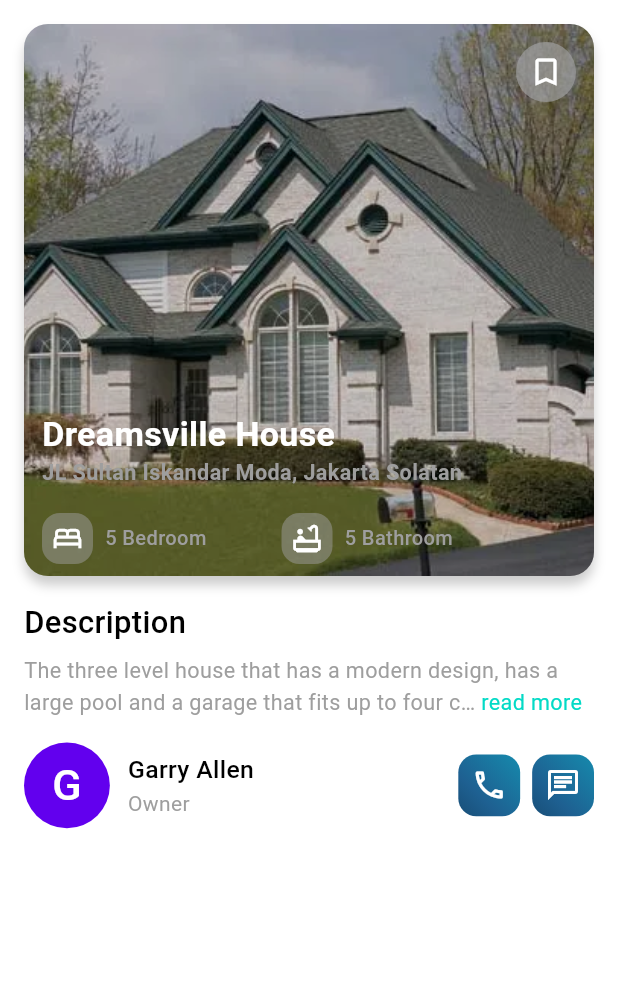
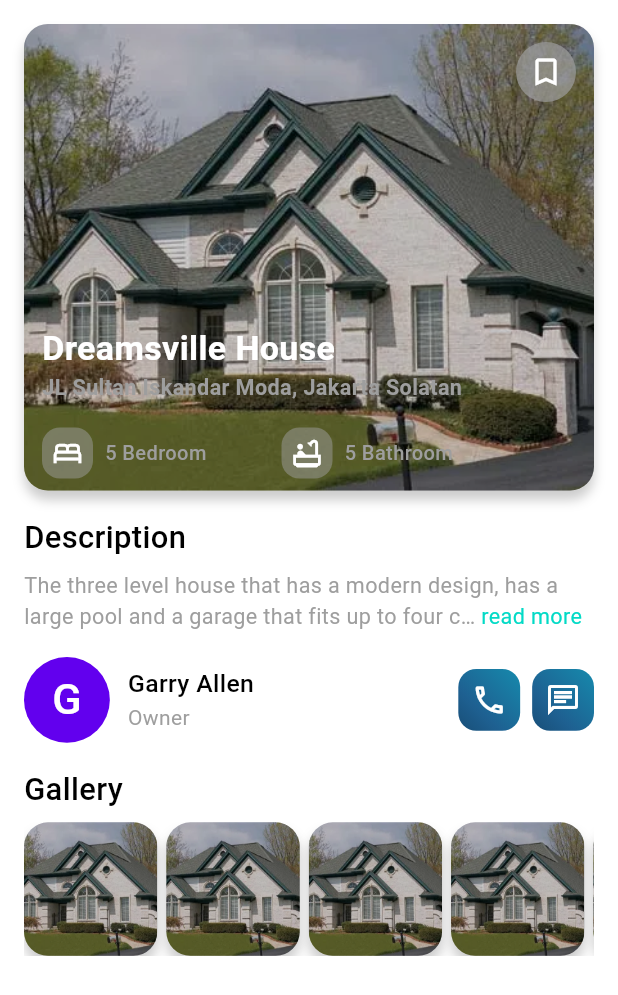
Before and after one commit to abdullah-nah/PropScan, a Flutter app: the PropertyDetailsScreen screen opened by its route, on a phone screen of 412 x 824 dp. Shown: the top 995 px of the screen. Run offline on Flutter 3.47's test engine with Material 3 defaults, Android fonts, the phone set to English and light mode, and no system bars; drawn by our look-alikes of readmore; our stand-ins replace flutter_bloc, go_router, photo_view.

Commit message:
implement gallery section in property details screen with images dialog

```diff
--- a/lib/core/style/app_palette.dart
+++ b/lib/core/style/app_palette.dart
@@ -3,6 +3,7 @@ import 'package:flutter/material.dart';
 abstract final class AppPalette {
   static const grey = Colors.grey;
   static const white = Colors.white;
+  static const black = Colors.black;
   static const kColor1 = Color(0xFF184e77);
   static const kColor2 = Color(0xFF1e6091);
   static const kColor3 = Color(0xFF1a759f);
--- a/lib/features/properties/presentation/widgets/property_details_screen_body.dart
+++ b/lib/features/properties/presentation/widgets/property_details_screen_body.dart
@@ -1,6 +1,8 @@
 import 'package:flutter/material.dart';
 import 'package:prop_scan/core/common/widgets/spaces.dart';
+import 'package:prop_scan/core/utils/app_assets.dart';
 import 'package:prop_scan/features/properties/presentation/widgets/property_description_section.dart';
+import 'package:prop_scan/features/properties/presentation/widgets/property_gallery_section.dart';
 import 'package:prop_scan/features/properties/presentation/widgets/property_image_with_details.dart';
 import 'package:prop_scan/features/properties/presentation/widgets/property_owner_section.dart';
 
@@ -20,6 +22,16 @@ class PropertyDetailsScreenBody extends StatelessWidget {
           PropertyDescriptionSection(),
           VerticalSpace(16),
           PropertyOwnerSection(),
+          VerticalSpace(16),
+          PropertyGallerySection(
+            images: [
+              Assets.assetsImagesFacebook,
+              Assets.assetsImagesGoogle,
+              Assets.assetsImagesLogo,
+              Assets.assetsImagesMicrosoft,
+              Assets.assetsImagesTest,
+            ],
+          ),
         ],
       ),
     );
--- /dev/null
+++ b/lib/features/properties/presentation/widgets/property_gallery_section.dart
@@ -0,0 +1,46 @@
+import 'package:flutter/material.dart';
+import 'package:prop_scan/core/common/widgets/images_dialog.dart';
+import 'package:prop_scan/core/common/widgets/responsive_text.dart';
+import 'package:prop_scan/core/common/widgets/spaces.dart';
+import 'package:prop_scan/core/utils/size_config.dart';
+import 'package:prop_scan/features/properties/presentation/widgets/property_image.dart';
+
+class PropertyGallerySection extends StatelessWidget {
+  final List<String> images;
+  const PropertyGallerySection({super.key, required this.images});
+
+  @override
+  Widget build(BuildContext context) {
+    return SizedBox(
+      height: (SizeConfig.height - 80) * (2.2 / 13),
+      child: Column(
+        crossAxisAlignment: CrossAxisAlignment.start,
+        children: [
+          const ResponsiveText(
+            'Gallery',
+            style: TextStyle(fontSize: 20, fontWeight: FontWeight.w500),
+          ),
+          const VerticalSpace(8),
+          Expanded(
+            child: ListView.separated(
+              itemBuilder:
+                  (context, index) => GestureDetector(
+                    onTap: () {
+                      ImagesDialog(
+                        initialImage: index,
+                        images: images,
+                      ).showImagesDialog(context);
+                    },
+                    child: const PropertyImage(bottomMargin: 0),
+                  ),
+              separatorBuilder: (context, index) => const HorizontalSpace(6),
+              itemCount: images.length,
+              scrollDirection: Axis.horizontal,
+              physics: const BouncingScrollPhysics(),
+            ),
+          ),
+        ],
+      ),
+    );
+  }
+}
--- a/lib/features/properties/presentation/widgets/property_image_with_details.dart
+++ b/lib/features/properties/presentation/widgets/property_image_with_details.dart
@@ -13,7 +13,7 @@ class PropertyImageWithDetails extends StatelessWidget {
   Widget build(BuildContext context) {
     return const Stack(
       children: [
-        PropertyImage(aspectRatio: 1),
+        PropertyImage(aspectRatio: 1 / 0.85),
         Positioned(top: 0 + 12, right: 0 + 12, child: BookmarkIconButton()),
         Positioned(
           bottom: 0 + 12,
--- a/pubspec.yaml
+++ b/pubspec.yaml
@@ -33,6 +33,7 @@ dependencies:
     sdk: flutter
   flutter_bloc: ^9.1.1
   go_router: ^15.1.2
+  photo_view: ^0.15.0
   readmore: ^3.0.0
 
 dev_dependencies:
```
Also changed, not shown: lib/core/common/widgets/images_dialog.dart (added, +73 -0 lines), pubspec.lock.
